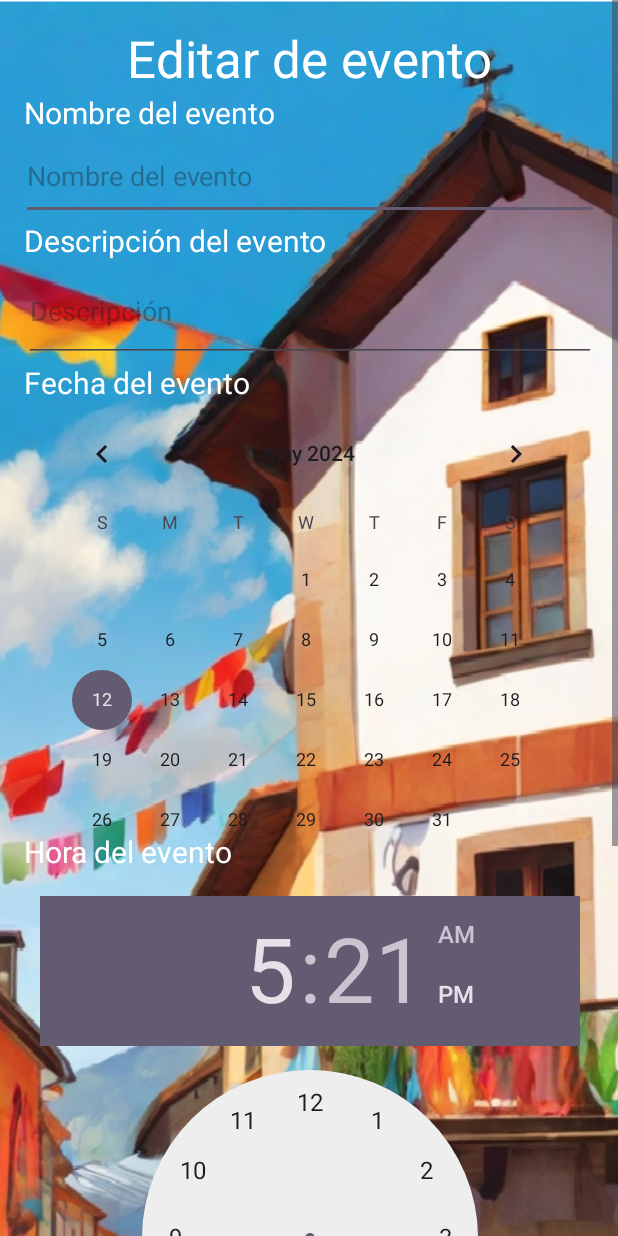
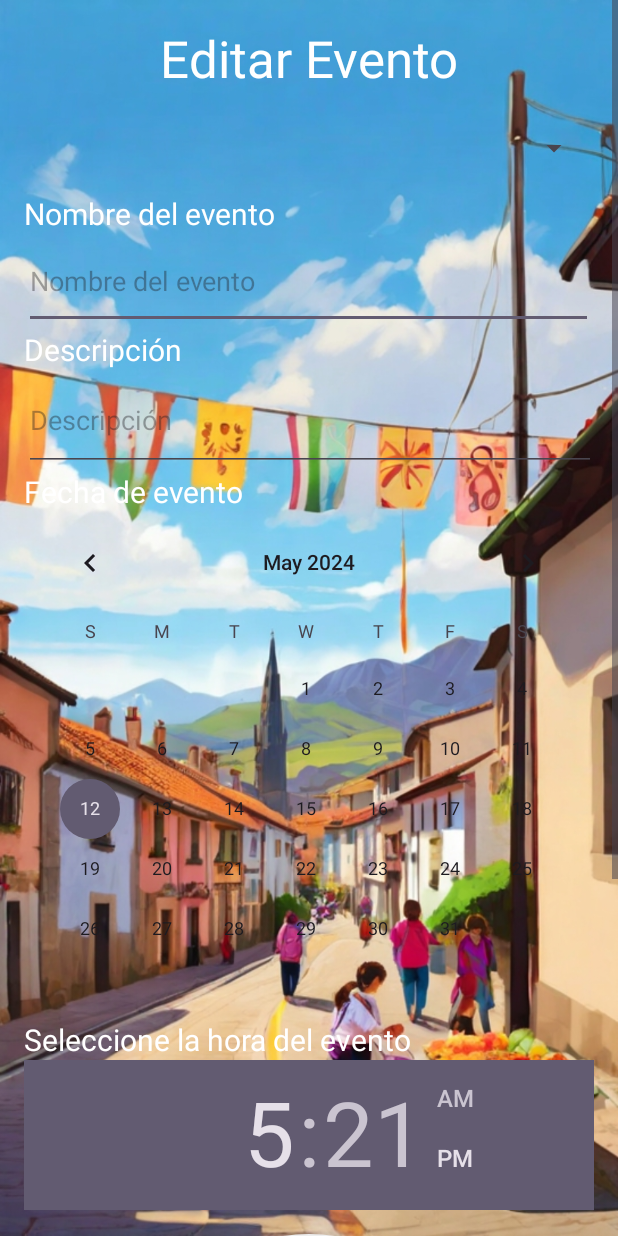
Before and after one commit to ElKalto/EventVault, an Android app: the EditarEvento screen opened directly, with no data from a screen before it, on a phone screen of 412 x 824 dp. Run offline under Robolectric (Android 15) with nearby library versions, the phone set to English and light mode, and no system bars; our stand-ins replace Firebase (no records; nobody signed in at launch, a user with empty details on screens opened directly).

Commit message:
Vuelve a funcionar todo 6.3
cambio de look

```diff
--- a/app/src/main/java/com/example/eventvault/vista/EditarEvento.java
+++ b/app/src/main/java/com/example/eventvault/vista/EditarEvento.java
@@ -45,6 +45,7 @@ public class EditarEvento extends AppCompatActivity {
 
         edtNombreEvento = findViewById(R.id.edtTextNombreEvento);
         edtDescripcionEvento = findViewById(R.id.edtTextDescripcion);
+        btnAceptarEditarEvento = findViewById(R.id.btnAceptarEditarEvento); // Inicialización del botón
 
         SharedPreferences sharedPreferences = getSharedPreferences("ColorBotones", MODE_PRIVATE);
         int color = sharedPreferences.getInt("ColorBotones", Color.WHITE); // Color blanco por defecto
@@ -101,6 +102,7 @@ public class EditarEvento extends AppCompatActivity {
     }
 
     private void configurarSpinner() {
+        spinnerEventos = findViewById(R.id.spinnerEventos); // Inicialización del spinner
         List<String> nombresEventos = new ArrayList<>();
         for (Evento evento : listaEventos) {
             nombresEventos.add(evento.getNombre());
--- a/app/src/main/res/layout/activity_detalles_evento.xml
+++ b/app/src/main/res/layout/activity_detalles_evento.xml
@@ -71,24 +71,6 @@
             android:textColor="#FFFFFF"
             android:textSize="18sp" />
 
-        <TextView
-            android:id="@+id/textView5"
-            android:layout_width="wrap_content"
-            android:layout_height="36dp"
-            android:layout_alignParentStart="true"
-            android:layout_marginStart="271dp"
-            android:layout_marginEnd="5dp"
-            android:layout_toStartOf="@+id/checkBoxEmpresa"
-            android:text="seguir"
-            android:textColor="#FFFFFF" />
-
-        <CheckBox
-            android:id="@+id/checkBoxEmpresa"
-            android:layout_width="58dp"
-            android:layout_height="match_parent"
-            android:layout_alignParentRight="true"
-            android:layout_gravity="center_vertical"
-            android:layout_marginLeft="16dp" />
     </RelativeLayout>
 
 </RelativeLayout>
--- a/app/src/main/res/layout/activity_editar_evento.xml
+++ b/app/src/main/res/layout/activity_editar_evento.xml
@@ -1,196 +1,115 @@
 <?xml version="1.0" encoding="utf-8"?>
-<ScrollView
-    xmlns:android="http://schemas.android.com/apk/res/android"
+<ScrollView xmlns:android="http://schemas.android.com/apk/res/android"
     xmlns:app="http://schemas.android.com/apk/res-auto"
     xmlns:tools="http://schemas.android.com/tools"
     android:layout_width="match_parent"
     android:layout_height="match_parent"
     android:fillViewport="true"
-    tools:context=".vista.CreacionEvento">
+    android:background="@drawable/fiestacuatro"
+    tools:context=".vista.EditarEvento">
 
-    <RelativeLayout
-        android:layout_width="match_parent"
-        android:layout_height="wrap_content">
-
-        <ImageView
-            android:id="@+id/backgroundImage"
-            android:layout_width="match_parent"
-            android:layout_height="match_parent"
-            android:scaleType="centerCrop"
-            android:src="@drawable/fiestatres" />
-
-        <androidx.constraintlayout.widget.ConstraintLayout
+    <LinearLayout
         android:layout_width="match_parent"
         android:layout_height="wrap_content"
+        android:orientation="vertical"
         android:padding="16dp">
 
-            <!-- Título de la actividad -->
         <TextView
             android:id="@+id/textView11"
-                android:layout_width="293dp"
-                android:layout_height="45dp"
-                android:text="Editar de evento"
+            android:layout_width="match_parent"
+            android:layout_height="wrap_content"
+            android:text="Editar Evento"
             android:textAlignment="center"
             android:textColor="#FFFFFF"
-                android:textSize="34sp"
-                app:layout_constraintEnd_toEndOf="parent"
-                app:layout_constraintStart_toStartOf="parent"
-                app:layout_constraintTop_toTopOf="parent" />
+            android:textSize="34sp" />
 
-            <!-- Nombre del evento -->
+        <Spinner
+            android:id="@+id/spinnerEventos"
+            android:layout_width="377dp"
+            android:layout_height="59dp"
+            android:layout_marginTop="8dp" />
+
         <TextView
             android:id="@+id/textViewNombreEvento"
-                android:layout_width="wrap_content"
+            android:layout_width="match_parent"
             android:layout_height="wrap_content"
             android:text="Nombre del evento"
             android:textColor="#FFFFFF"
-                android:textSize="20sp"
-                app:layout_constraintStart_toStartOf="parent"
-                app:layout_constraintTop_toBottomOf="@id/textView11" />
+            android:textSize="20sp" />
 
         <EditText
             android:id="@+id/edtTextNombreEvento"
-                android:layout_width="385dp"
-                android:layout_height="58dp"
+            android:layout_width="379dp"
+            android:layout_height="63dp"
+            android:ems="10"
             android:hint="Nombre del evento"
             android:inputType="text"
-                android:textColor="#FFFFFF"
-                app:layout_constraintEnd_toEndOf="parent"
-                app:layout_constraintStart_toStartOf="parent"
-                app:layout_constraintTop_toBottomOf="@id/textViewNombreEvento" />
+            android:textColor="#FFFFFF" />
 
-            <!-- Descripción del evento -->
         <TextView
             android:id="@+id/txtViewDescripcion"
-                android:layout_width="wrap_content"
+            android:layout_width="match_parent"
             android:layout_height="wrap_content"
-                android:text="Descripción del evento"
+            android:text="Descripción"
             android:textColor="#FFFFFF"
-                android:textSize="20sp"
-                app:layout_constraintStart_toStartOf="parent"
-                app:layout_constraintTop_toBottomOf="@id/edtTextNombreEvento" />
+            android:textSize="20sp" />
 
         <EditText
             android:id="@+id/edtTextDescripcion"
             android:layout_width="381dp"
             android:layout_height="67dp"
+            android:ems="10"
             android:hint="Descripción"
             android:inputType="text"
-                android:textColor="#FFFFFF"
-                app:layout_constraintEnd_toEndOf="parent"
-                app:layout_constraintStart_toStartOf="parent"
-                app:layout_constraintTop_toBottomOf="@id/txtViewDescripcion" />
+            android:textColor="#FFFFFF" />
 
-            <!-- Fecha del evento -->
         <TextView
             android:id="@+id/txtViewFecha"
-                android:layout_width="wrap_content"
+            android:layout_width="match_parent"
             android:layout_height="wrap_content"
-                android:text="Fecha del evento"
+            android:text="Fecha de evento"
             android:textColor="#FFFFFF"
-                android:textSize="20sp"
-                app:layout_constraintStart_toStartOf="parent"
-                app:layout_constraintTop_toBottomOf="@id/edtTextDescripcion" />
+            android:textSize="20sp" />
 
         <CalendarView
             android:id="@+id/calendarView"
-                android:layout_width="361dp"
-                android:layout_height="285dp"
-                app:layout_constraintEnd_toEndOf="parent"
-                app:layout_constraintStart_toStartOf="parent"
-                app:layout_constraintTop_toBottomOf="@id/txtViewFecha" />
+            android:layout_width="match_parent"
+            android:layout_height="wrap_content"
+            android:selectedWeekBackgroundColor="#FFFFFF"
+            android:unfocusedMonthDateColor="#FFFFFF"
+            android:weekNumberColor="#FFFFFF"
+            android:weekSeparatorLineColor="#FFFFFF" />
 
-            <!-- Hora del evento -->
         <TextView
             android:id="@+id/txtViewHoraEvento"
+            android:layout_width="match_parent"
+            android:layout_height="wrap_content"
+            android:text="Seleccione la hora del evento"
+            android:textColor="#FFFFFF"
+            android:textSize="20sp" />
+
+        <TimePicker
+            android:id="@+id/timePicker"
+            android:layout_width="wrap_content"
+            android:layout_height="wrap_content" />
+
+        <LinearLayout
+            android:layout_width="match_parent"
+            android:layout_height="wrap_content"
+            android:orientation="horizontal"
+            android:gravity="center">
+
+            <Button
+                android:id="@+id/btnAceptarEditarEvento"
                 android:layout_width="wrap_content"
                 android:layout_height="wrap_content"
-                android:text="Hora del evento"
-                android:textColor="#FFFFFF"
-                android:textSize="20sp"
-                app:layout_constraintStart_toStartOf="parent"
-                app:layout_constraintTop_toBottomOf="@id/calendarView" />
-
-            <!-- Ubicación del evento -->
-            <TimePicker
-                android:id="@+id/timePicker"
-                android:layout_width="360dp"
-                android:layout_height="349dp"
-                android:layout_marginTop="16dp"
-                app:layout_constraintEnd_toEndOf="parent"
-                app:layout_constraintHorizontal_bias="0.52"
-                app:layout_constraintStart_toStartOf="parent"
-                app:layout_constraintTop_toBottomOf="@id/txtViewHoraEvento" />
-
-            <TextView
-                android:id="@+id/txtViewUbicacionEvento"
-                android:layout_width="wrap_content"
-                android:layout_height="wrap_content"
-                android:text="Ubicación del evento"
-                android:textColor="#FFFFFF"
-                android:textSize="20sp"
-                app:layout_constraintStart_toStartOf="parent"
-                app:layout_constraintTop_toBottomOf="@id/timePicker" />
-
-            <EditText
-                android:id="@+id/edtTextUbicacion"
-                android:layout_width="398dp"
-                android:layout_height="70dp"
-                android:hint="Ubicación del evento"
-                android:inputType="text"
-                android:textColor="#FFFFFF"
-                app:layout_constraintEnd_toEndOf="parent"
-                app:layout_constraintStart_toStartOf="parent"
-                app:layout_constraintTop_toBottomOf="@id/txtViewUbicacionEvento" />
-
-            <!-- Imagen del evento -->
-            <TextView
-                android:id="@+id/txtViewImagen"
-                android:layout_width="wrap_content"
-                android:layout_height="wrap_content"
-                android:text="Imagen del evento"
-                android:textColor="#FFFFFF"
-                android:textSize="20sp"
-                app:layout_constraintStart_toStartOf="parent"
-                app:layout_constraintTop_toBottomOf="@id/edtTextUbicacion" />
-
-            <ImageView
-                android:id="@+id/imageViewEvento"
-                android:layout_width="match_parent"
-                android:layout_height="wrap_content"
-                android:layout_marginTop="16dp"
-                android:scaleType="centerCrop"
-                app:layout_constraintEnd_toEndOf="parent"
-                app:layout_constraintStart_toStartOf="parent"
-                app:layout_constraintTop_toBottomOf="@id/txtViewImagen" />
-
-            <!-- Botones para seleccionar imagen y tomar foto -->
-
-            <!-- Botones de acción -->
-
-            <Button
-                android:id="@+id/btnAceptarCreacion"
-                android:layout_width="wrap_content"
-                android:layout_height="wrap_content"
-                android:layout_marginBottom="4dp"
-                android:text="Aceptar"
-                app:layout_constraintBottom_toBottomOf="parent"
-                app:layout_constraintEnd_toStartOf="@+id/btnAtrasEditarEventos"
-                app:layout_constraintHorizontal_bias="0.966"
-                app:layout_constraintStart_toStartOf="parent" />
+                android:text="Aceptar" />
 
             <Button
                 android:id="@+id/btnAtrasEditarEventos"
                 android:layout_width="wrap_content"
                 android:layout_height="wrap_content"
-                android:layout_marginEnd="8dp"
-                android:layout_marginBottom="4dp"
-                android:text="Atrás"
-                app:layout_constraintBottom_toBottomOf="parent"
-                app:layout_constraintEnd_toEndOf="parent" />
-
-        </androidx.constraintlayout.widget.ConstraintLayout>
-
-    </RelativeLayout>
-
+                android:text="Atrás" />
+        </LinearLayout>
+    </LinearLayout>
 </ScrollView>
```
Also changed, not shown: app/src/main/res/drawable/fiestacinco.png (added), app/src/main/res/drawable/fiestaseis.png (added), app/src/main/res/drawable/fiestasiete.png (added). Lines whose indentation alone changed are shown as unchanged.
